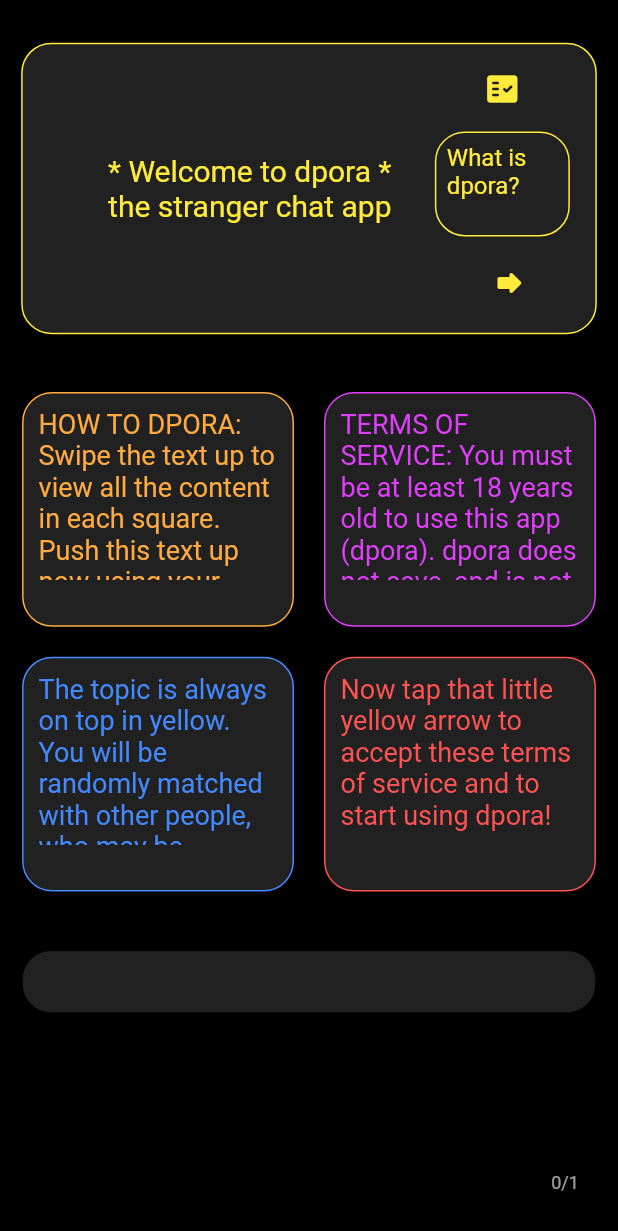
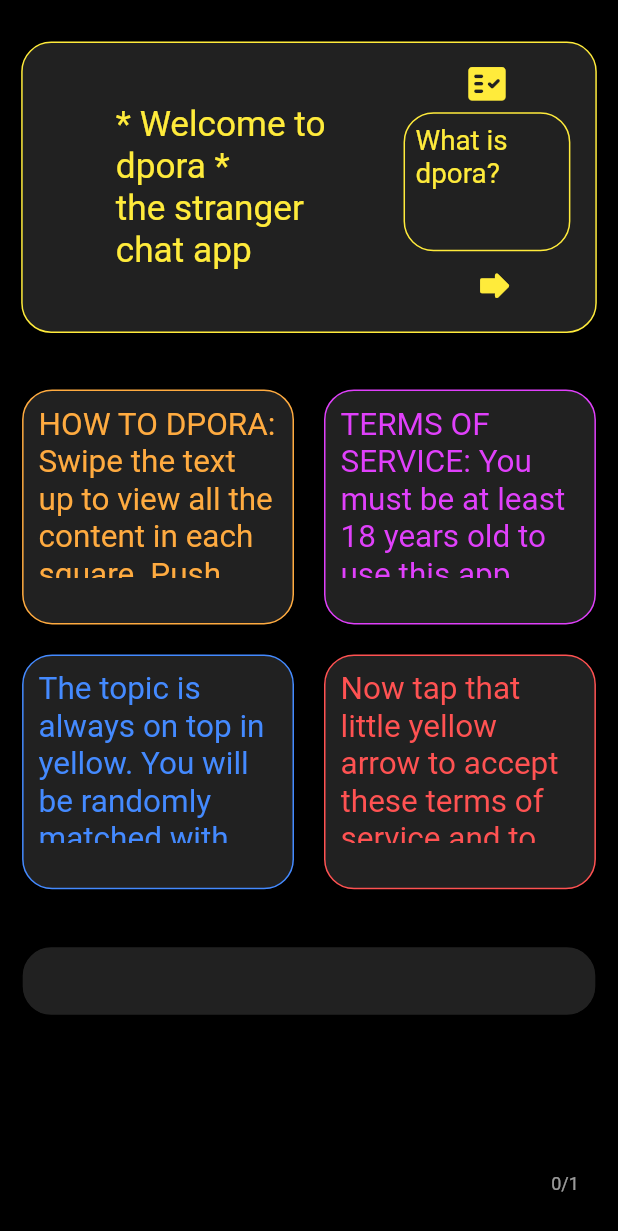
Before and after one commit to cosmobi/dpora, a Flutter app: the screen it shows after launch, on a phone screen of 412 x 824 dp. Shown: the top 1231 px of the screen. Run offline on Flutter 3.47's test engine with Material 2 defaults, Android fonts, the phone set to English and light mode, and no system bars; our stand-ins replace connectivity, firebase_auth, firebase_core, firebase_database, share_plus; accounts and stored records are empty.

Commit message:
Objects (fonts, icons and more) dynamically adjust to different screen sizes

```diff
--- a/lib/main.dart
+++ b/lib/main.dart
@@ -890,8 +890,6 @@ class _DporaAppState extends State<DporaApp> {
     } else if (categoryChoice == 'trivia') {
       getStimulus(categoryChoice, triviaDeck[0]);
     } else {
-      // Set default if random choices don't work, "What's
-      // on your mind?", same as shareDeck[4] default above
       getStimulus('share', 5);
     }
   }
@@ -1150,6 +1148,9 @@ class _DporaAppState extends State<DporaApp> {
       }
     }
 
+    // Multiple fonts sizes in menu by this to fit different screen sizes
+    double screenSizeUnit = MediaQuery.of(context).size.height * 0.0015;
+
     // Get slogans to show in menu drawer
     getSlogans();
 
@@ -1251,25 +1252,20 @@ class _DporaAppState extends State<DporaApp> {
                   TextSpan(
                     children: <TextSpan>[
                       TextSpan(
-                        text: 'Φ dpora\n \n',
+                        text: 'Φ dpora\n',
                         style: TextStyle(
-                          fontSize: 32,
+                          fontSize: 32 * screenSizeUnit,
                           color: Colors.black,
                           fontWeight: FontWeight.bold,
                         ),
                       ),
                       TextSpan(
                         // pick a slogan from the list
-                        text: slogans[sNum] + '\n\n',
+                        text: slogans[sNum] + '\n\n\nhttps://dpora.com',
+                        // URL not shown in horizontal view
+                        // Fills empty space in vertical view
                         style: TextStyle(
-                          fontSize: 19,
-                          color: Colors.black,
-                        ),
-                      ),
-                      TextSpan(
-                        text: copyright,
-                        style: TextStyle(
-                          fontStyle: FontStyle.italic,
+                          fontSize: 12 * screenSizeUnit,
                           color: Colors.black,
                         ),
                       ),
@@ -1285,7 +1281,7 @@ class _DporaAppState extends State<DporaApp> {
                 title: Text(
                   'Back',
                   style: TextStyle(
-                    fontSize: 16,
+                    fontSize: 16 * screenSizeUnit,
                     color: Colors.white,
                   ),
                 ),
@@ -1309,30 +1305,17 @@ class _DporaAppState extends State<DporaApp> {
                       TextSpan(
                         text: '\nContact' + '\n\n',
                         style: TextStyle(
-                          fontSize: 18,
+                          fontSize: 18 * screenSizeUnit,
                           color: Colors.white,
                         ),
                       ),
                       TextSpan(
-                        text: '''
-If you discover a software bug
-or have a problem with dpora,
-please email chat+bug@dpora.com
-
-If something is wrong with a topic
-(misspelled, offensive, outdated
-dumb or incorrect in some way),
-email chat+topic@dpora.com
-
-If you want a new feature, have
-suggestions, comments or concerns
-email chat+feedback@dpora.com
-
-If you have any questions or
-anything else, email chat@dpora.com
-''',
+                        text: 'If you discover a software bug or have a problem with dpora, please email chat+bug@dpora.com\n\n' +
+                            'If something is wrong with a topic (misspelled, offensive, outdated dumb or incorrect in some way), email chat+topic@dpora.com\n\n' +
+                            'If you want a new feature, have suggestions, comments or concerns  email chat+feedback@dpora.com\n\n' +
+                            'If you have any questions or anything else, email chat@dpora.com\n',
                         style: TextStyle(
-                          fontSize: 16,
+                          fontSize: 16 * screenSizeUnit,
                           color: Colors.white70,
                         ),
                       ),
@@ -1352,35 +1335,35 @@ anything else, email chat@dpora.com
                       TextSpan(
                         text: '\nLive Stats' + '\n\n',
                         style: TextStyle(
-                          fontSize: 18,
+                          fontSize: 18 * screenSizeUnit,
                           color: Colors.white,
                         ),
                       ),
                       TextSpan(
-                        text: liveCountries,
+                        text: liveCountries + '\n\n',
                         style: TextStyle(
-                          fontSize: 16,
+                          fontSize: 16 * screenSizeUnit,
                           color: Colors.white70,
                         ),
                       ),
                       TextSpan(
-                        text: liveTopics,
+                        text: liveTopics + '\n\n',
                         style: TextStyle(
-                          fontSize: 16,
+                          fontSize: 16 * screenSizeUnit,
                           color: Colors.white70,
                         ),
                       ),
                       TextSpan(
-                        text: liveDevices,
+                        text: liveDevices + '\n\n',
                         style: TextStyle(
-                          fontSize: 16,
+                          fontSize: 16 * screenSizeUnit,
                           color: Colors.white70,
                         ),
                       ),
                       TextSpan(
-                        text: liveComments,
+                        text: liveComments + '\n',
                         style: TextStyle(
-                          fontSize: 16,
+                          fontSize: 16 * screenSizeUnit,
                           color: Colors.white70,
                         ),
                       ),
@@ -1389,9 +1372,12 @@ anything else, email chat@dpora.com
                             ' Version ' +
                             versionHardcoded.toString() +
                             '\n' +
-                            versionStatus,
+                            versionStatus +
+                            '\n' +
+                            copyright +
+                            '\n',
                         style: TextStyle(
-                          fontSize: 14,
+                          fontSize: 14 * screenSizeUnit,
                           color: Colors.white38,
                         ),
                       ),
@@ -1408,7 +1394,7 @@ anything else, email chat@dpora.com
                 title: Text(
                   'Back',
                   style: TextStyle(
-                    fontSize: 16,
+                    fontSize: 16 * screenSizeUnit,
                     color: Colors.white,
                   ),
                 ),
@@ -1478,11 +1464,13 @@ anything else, email chat@dpora.com
 
   // Show the appropriate icon for each stimuli category
   Widget _icon(stimulusCategory, textSize) {
-    double categoryIconSize = 24.0; // normal size
-    if (textSize > 25.0) {
+    // Multiple icon sizes by this to fit different screen sizes
+    double screenSizeUnit = MediaQuery.of(context).size.height * 0.0015;
+    double categoryIconSize = 24.0 * screenSizeUnit; // normal size
+    if (textSize > 25.0 * screenSizeUnit) {
       // Show larger icons for horizontal view.
       // "double the double" value
-      categoryIconSize = 48.0;
+      categoryIconSize = 48.0 * screenSizeUnit;
     }
     if (stimulusCategory == 'ads') {
       return Icon(
@@ -1568,16 +1556,18 @@ anything else, email chat@dpora.com
       rootScaffoldMessengerKey.currentState.showSnackBar(snackBarNoInternet);
       setState(() {
         stimulusContent = 'Please turn on mobile data, WiFi or both.';
-        stimulusInstructions = 'Are you in Airplane Mode?';
+        stimulusInstructions = 'Airplane Mode?';
       });
     }
-    // instructions text is 5 points smaller than stimulus text
-    double instructionSize = textSize - 4; // vertical view
-    double _iconSize = 24.0; // normal size
-    if (textSize > 25.0) {
-      // probably horizontal view
-      instructionSize = textSize - 22;
-      _iconSize = 38.0;
+    // Multiple object sizes by this to fit different screen sizes
+    double screenSizeUnit = MediaQuery.of(context).size.height * 0.0015;
+    // vertical view
+    double instructionSize = 15 * screenSizeUnit;
+    double _iconSize = 24.0 * screenSizeUnit;
+    if (textSize > 25.0 * screenSizeUnit) {
+      // horizontal view
+      instructionSize = 12 * screenSizeUnit;
+      _iconSize = 28.0 * screenSizeUnit;
     }
     // Hide non-essential icons from non-authenicated users
     if (auth.currentUser == null) {
@@ -1607,8 +1597,8 @@ anything else, email chat@dpora.com
             mainAxisAlignment: MainAxisAlignment.spaceAround,
             children: [
               SizedBox(
-                height: 20.0,
-                width: 20.0,
+                height: 30.0 * screenSizeUnit,
+                width: 30.0 * screenSizeUnit,
                 child: IconButton(
                   icon: Icon(
                     Icons.menu_rounded,
@@ -1622,8 +1612,8 @@ anything else, email chat@dpora.com
                 ),
               ),
               SizedBox(
-                height: 20.0,
-                width: 20.0,
+                height: 30.0 * screenSizeUnit,
+                width: 30.0 * screenSizeUnit,
                 child: IconButton(
                   icon: Icon(
                     Icons.share_rounded,
@@ -1679,8 +1669,8 @@ anything else, email chat@dpora.com
                   borderRadius: BorderRadius.all(Radius.circular(20)),
                   color: Colors.grey[900],
                 ),
-                height: 70.0,
-                width: 90.0,
+                height: 75.0 * screenSizeUnit,
+                width: 90.0 * screenSizeUnit,
                 child: Text(
                   stimulusInstructions,
                   overflow: TextOverflow.clip, // just in case
@@ -1701,8 +1691,8 @@ anything else, email chat@dpora.com
                   textAlign: TextAlign.center,
                 ),
                 SizedBox(
-                  height: 30.0,
-                  width: 30.0,
+                  height: 30.0 * screenSizeUnit,
+                  width: 30.0 * screenSizeUnit,
                   child: IconButton(
                     icon: Icon(
                       Icons.forward_rounded,
@@ -1859,6 +1849,8 @@ anything else, email chat@dpora.com
 
   Widget _chatTile(tileHeight, tileWidth, textSize, tileText, textColor,
       postTime, tileVacancy, muteCount) {
+    // Multiple object sizes by this to fit different screen sizes
+    double screenSizeUnit = MediaQuery.of(context).size.height * 0.0015;
     String muteStatus = '';
     // If tile is vacant, don't show its color
     Color _iconColor = iconColor;
@@ -1866,7 +1858,7 @@ anything else, email chat@dpora.com
     // hide its contents or box border
     Color _textColor = textColor;
     double iconSize = 24.0; // normal size
-    if (textSize > 25.0) {
+    if (textSize > 20.0 * screenSizeUnit) {
       // make iconSize larger for horizontal
       iconSize = 32.0;
     }
@@ -2025,16 +2017,18 @@ anything else, email chat@dpora.com
       postTimeRB,
       tileVacancyRB,
       muteCountRB) {
+    // Multiple fonts sizes by this to fit different screen sizes
+    double screenSizeUnit = MediaQuery.of(context).size.height * 0.0015;
     final allTileHeight = 0.19; // 19% screen height
     final allTileWidth = 0.44; // 44% screen width
-    final allTextSize = 18.0; // 18 font size for chatters
+    final allTextSize = 17.0 * screenSizeUnit; // font size for chatters
     return Column(
       mainAxisAlignment: MainAxisAlignment.spaceEvenly,
       children: [
         Container(
           height: MediaQuery.of(context).size.height * 0.26, //26%
           width: MediaQuery.of(context).size.width * 0.98, //98%
-          child: _stimulus(20.0), // stimulus text size
+          child: _stimulus(19.0 * screenSizeUnit), // stimulus text size
         ),
         // build the chat titles, the left column (top & bottom) and right
         Row(
@@ -2061,7 +2055,7 @@ anything else, email chat@dpora.com
         ),
         Container(
           width: MediaQuery.of(context).size.width * 0.98, //98%,
-          child: _userOutput(18.0), // font size 18
+          child: _userOutput(17.0 * screenSizeUnit), // user font size
         ),
         Container(
           padding: EdgeInsets.all(10.0),
@@ -2094,9 +2088,11 @@ anything else, email chat@dpora.com
       postTimeRB,
       tileVacancyRB,
       muteCountRB) {
+    // Multiple fonts sizes by this to fit different screen sizes
+    double screenSizeUnit = MediaQuery.of(context).size.height * 0.0015;
     final allTileHeight = 0.33; // 33% screen height
     final allTileWidth = 0.21; // 21% screen width
-    final allTextSize = 32.0; // 32 font size for chatters
+    final allTextSize = 24.0 * screenSizeUnit; // font size for chatters
     return Column(mainAxisAlignment: MainAxisAlignment.spaceEvenly, children: [
       Row(
         mainAxisAlignment: MainAxisAlignment.center,
@@ -2107,12 +2103,12 @@ anything else, email chat@dpora.com
               Container(
                 height: MediaQuery.of(context).size.height * 0.355, //35.5%
                 width: MediaQuery.of(context).size.width / 2.0,
-                child: _stimulus(38.0), // stimulus text size
+                child: _stimulus(30.0 * screenSizeUnit), // stimulus text size
               ),
               Container(
                 height: MediaQuery.of(context).size.height * 0.337, //33.7%
                 width: MediaQuery.of(context).size.width / 2.0,
-                child: _userOutput(32.0), // font size 32
+                child: _userOutput(24.0 * screenSizeUnit), // user font size
               ),
             ],
           ),
```
Also changed, not shown: pubspec.lock, 4 other files.
